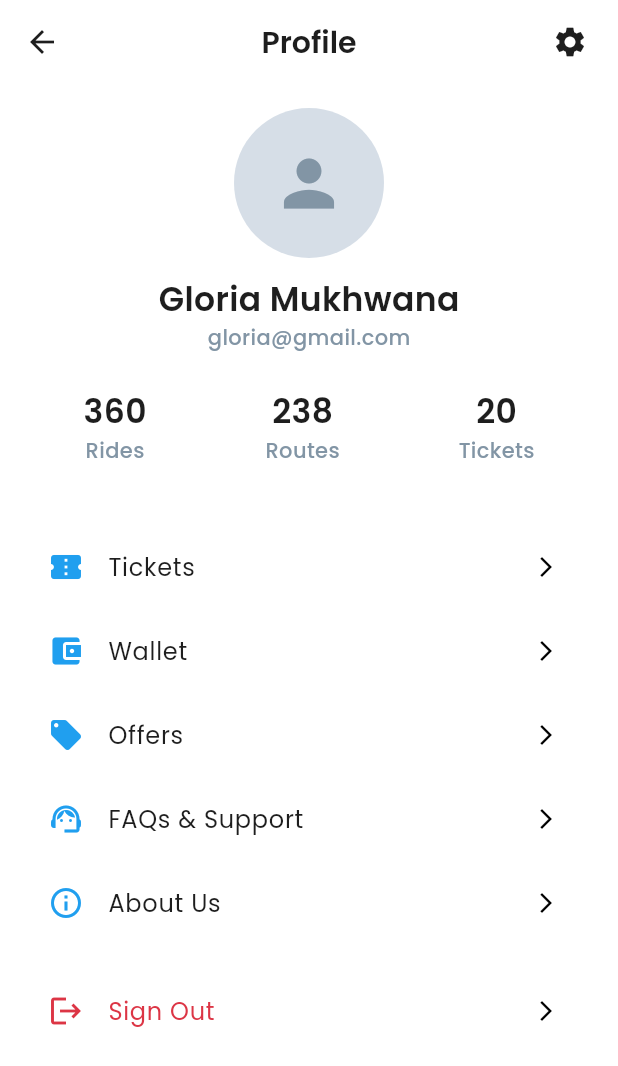
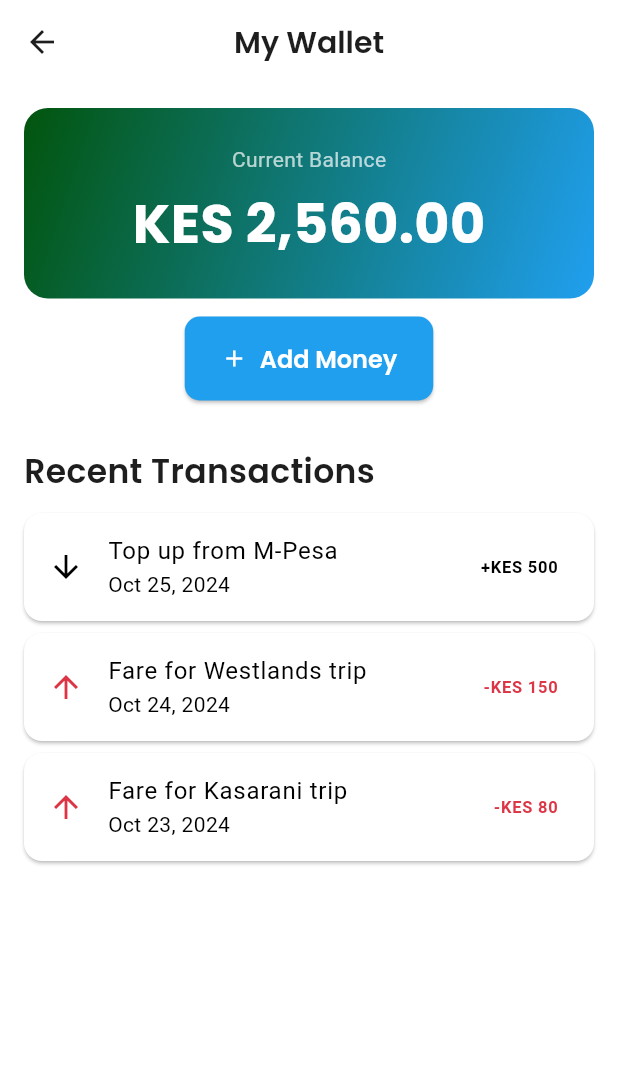
Before and after one commit to fredrickBO/TwendeBus, a Flutter app: the ProfileScreen screen opened directly, after a tap on "Wallet", on a phone screen of 412 x 824 dp. Shown: the top 1066 px of the screen. Run offline on Flutter 3.47's test engine with Material 3 defaults, Android fonts, the light colour scheme and no system bars; our stand-ins replace google_fonts.

Commit message:
Added part 4

```diff
--- a/lib/core/theme/app_theme.dart
+++ b/lib/core/theme/app_theme.dart
@@ -25,6 +25,8 @@ class AppColors {
     231,
   ); // Light grey for cards/inputs
   static const Color errorColor = Color(0xFFDC3545);
+
+  static var accentColor;
 }
 
 class AppTextStyles {
--- a/lib/features/profile/screens/profile_screen.dart
+++ b/lib/features/profile/screens/profile_screen.dart
@@ -1,7 +1,12 @@
 // lib/features/profile/screens/profile_screen.dart
 import 'package:flutter/material.dart';
 import 'package:twende_bus_ui/core/theme/app_theme.dart';
+import 'package:twende_bus_ui/features/about/screens/about_us_screen.dart';
+import 'package:twende_bus_ui/features/profile/screens/edit_profile_screen.dart';
+import 'package:twende_bus_ui/features/settings/screens/settings_screen.dart';
+import 'package:twende_bus_ui/features/support/screens/faq_support_screen.dart';
 import 'package:twende_bus_ui/features/tickets/tickets_list_screen.dart';
+import 'package:twende_bus_ui/features/wallet/screens/wallet_screen.dart';
 
 class ProfileScreen extends StatelessWidget {
   const ProfileScreen({super.key});
@@ -57,7 +62,16 @@ class ProfileScreen extends StatelessWidget {
         title: const Text("Profile"),
         // `actions` are the widgets displayed on the right side of the AppBar.
         actions: [
-          IconButton(onPressed: () {}, icon: const Icon(Icons.settings)),
+          IconButton(
+            onPressed: () {
+              // Navigate to edit screen
+              Navigator.push(
+                context,
+                MaterialPageRoute(builder: (_) => const EditProfileScreen()),
+              );
+            },
+            icon: const Icon(Icons.edit_outlined),
+          ),
           const SizedBox(width: 8), // Adds a little space
         ],
       ),
@@ -119,25 +133,49 @@ class ProfileScreen extends StatelessWidget {
             context,
             icon: Icons.account_balance_wallet,
             title: "Wallet",
-            onTap: () {},
+            onTap: () {
+              // Navigate to wallet screen
+              Navigator.push(
+                context,
+                MaterialPageRoute(builder: (_) => const WalletScreen()),
+              );
+            },
           ),
           _buildProfileMenuItem(
             context,
             icon: Icons.local_offer,
-            title: "Offers",
-            onTap: () {},
+            title: "Settings",
+            onTap: () {
+              // Navigate to settings screen
+              Navigator.push(
+                context,
+                MaterialPageRoute(builder: (_) => const SettingsScreen()),
+              );
+            },
           ),
           _buildProfileMenuItem(
             context,
             icon: Icons.support_agent,
             title: "FAQs & Support",
-            onTap: () {},
+            onTap: () {
+              // Navigate to FAQs and support screen
+              Navigator.push(
+                context,
+                MaterialPageRoute(builder: (_) => const FaqSupportScreen()),
+              );
+            },
           ),
           _buildProfileMenuItem(
             context,
             icon: Icons.info_outline,
             title: "About Us",
-            onTap: () {},
+            onTap: () {
+              // Navigate to about us screen
+              Navigator.push(
+                context,
+                MaterialPageRoute(builder: (_) => const AboutUsScreen()),
+              );
+            },
           ),
           const Divider(),
           _buildProfileMenuItem(
--- /dev/null
+++ b/lib/features/wallet/screens/wallet_screen.dart
@@ -0,0 +1,117 @@
+// lib/features/wallet/screens/wallet_screen.dart
+import 'package:flutter/material.dart';
+import 'package:twende_bus_ui/core/theme/app_theme.dart';
+
+class WalletScreen extends StatelessWidget {
+  const WalletScreen({super.key});
+
+  @override
+  Widget build(BuildContext context) {
+    return Scaffold(
+      appBar: AppBar(title: const Text("My Wallet")),
+      body: ListView(
+        padding: const EdgeInsets.all(16),
+        children: [
+          // This container is for the main balance display.
+          Container(
+            width: double.infinity,
+            padding: const EdgeInsets.all(24),
+            decoration: BoxDecoration(
+              // Using a gradient to match the more complex background in the design.
+              gradient: LinearGradient(
+                colors: [AppColors.secondaryColor, AppColors.primaryColor],
+                begin: Alignment.topLeft,
+                end: Alignment.bottomRight,
+              ),
+              borderRadius: BorderRadius.circular(16),
+            ),
+            child: Column(
+              children: [
+                const Text(
+                  "Current Balance",
+                  style: TextStyle(color: Colors.white70),
+                ),
+                const SizedBox(height: 8),
+                Text(
+                  "KES 2,560.00",
+                  style: AppTextStyles.headline1.copyWith(
+                    color: Colors.white,
+                    fontSize: 36,
+                  ),
+                ),
+              ],
+            ),
+          ),
+          const SizedBox(height: 12),
+
+          // The 'Add Money' button.
+          Align(
+            alignment: Alignment.center,
+            child: ElevatedButton.icon(
+              onPressed: () {
+                /* This would trigger the M-Pesa top-up flow */
+              },
+              icon: const Icon(Icons.add),
+              label: const Text("Add Money"),
+              style: ElevatedButton.styleFrom(
+                backgroundColor: AppColors.primaryColor,
+              ),
+            ),
+          ),
+          const SizedBox(height: 32),
+
+          // Header for the transactions list.
+          Text("Recent Transactions", style: AppTextStyles.headline2),
+          const SizedBox(height: 12),
+
+          // Static list of transactions for the UI.
+          _buildTransactionTile(
+            isDeposit: true,
+            details: "Top up from M-Pesa",
+            date: "Oct 25, 2024",
+            amount: "500",
+          ),
+          _buildTransactionTile(
+            isDeposit: false,
+            details: "Fare for Westlands trip",
+            date: "Oct 24, 2024",
+            amount: "150",
+          ),
+          _buildTransactionTile(
+            isDeposit: false,
+            details: "Fare for Kasarani trip",
+            date: "Oct 23, 2024",
+            amount: "80",
+          ),
+        ],
+      ),
+    );
+  }
+
+  // A helper method to create a single transaction list item.
+  Widget _buildTransactionTile({
+    required bool isDeposit,
+    required String details,
+    required String date,
+    required String amount,
+  }) {
+    // We use a final variable for the color to make the code cleaner.
+    final color = isDeposit ? AppColors.accentColor : AppColors.errorColor;
+
+    return Card(
+      margin: const EdgeInsets.only(bottom: 8),
+      child: ListTile(
+        leading: Icon(
+          isDeposit ? Icons.arrow_downward : Icons.arrow_upward,
+          color: color,
+        ),
+        title: Text(details),
+        subtitle: Text(date),
+        trailing: Text(
+          "${isDeposit ? '+' : '-'}KES $amount",
+          style: TextStyle(color: color, fontWeight: FontWeight.bold),
+        ),
+      ),
+    );
+  }
+}
```
Also changed, not shown: lib/features/about/screens/about_us_screen.dart (added, +41 -0 lines), lib/features/profile/screens/edit_profile_screen.dart (added, +80 -0 lines), lib/features/settings/screens/settings_screen.dart (added, +58 -0 lines), lib/features/support/screens/faq_support_screen.dart (added, +73 -0 lines).
